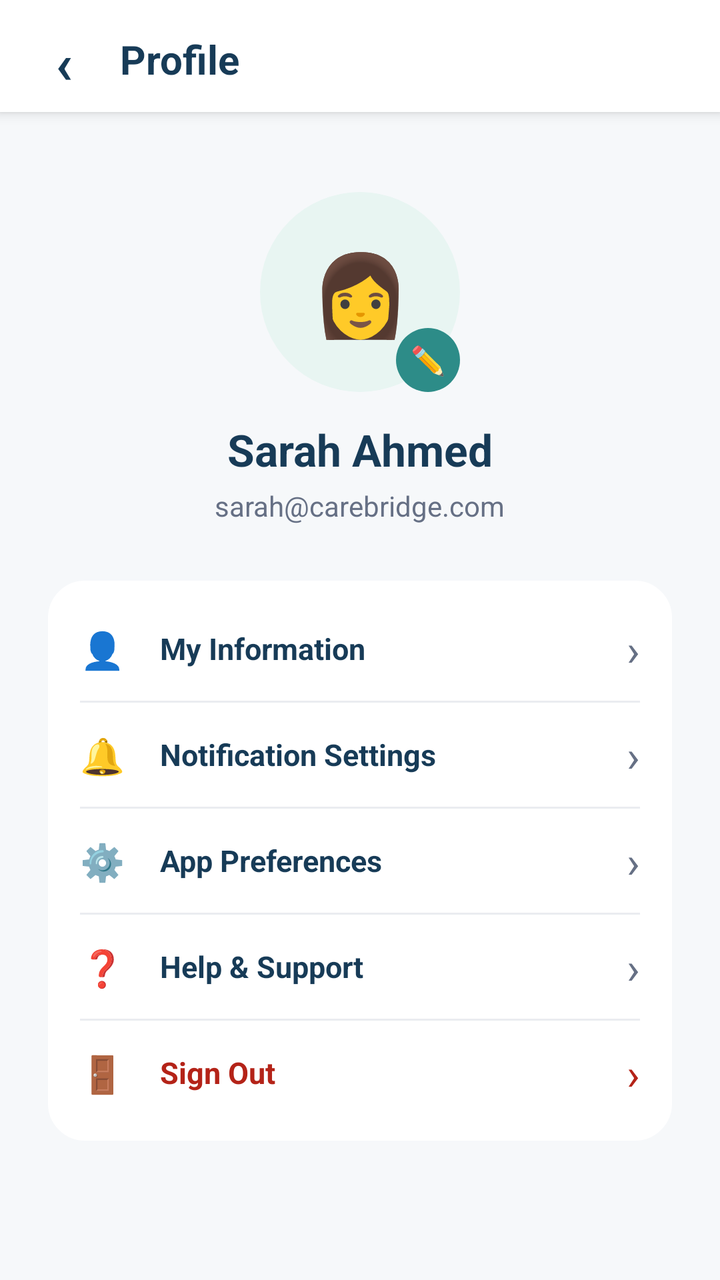
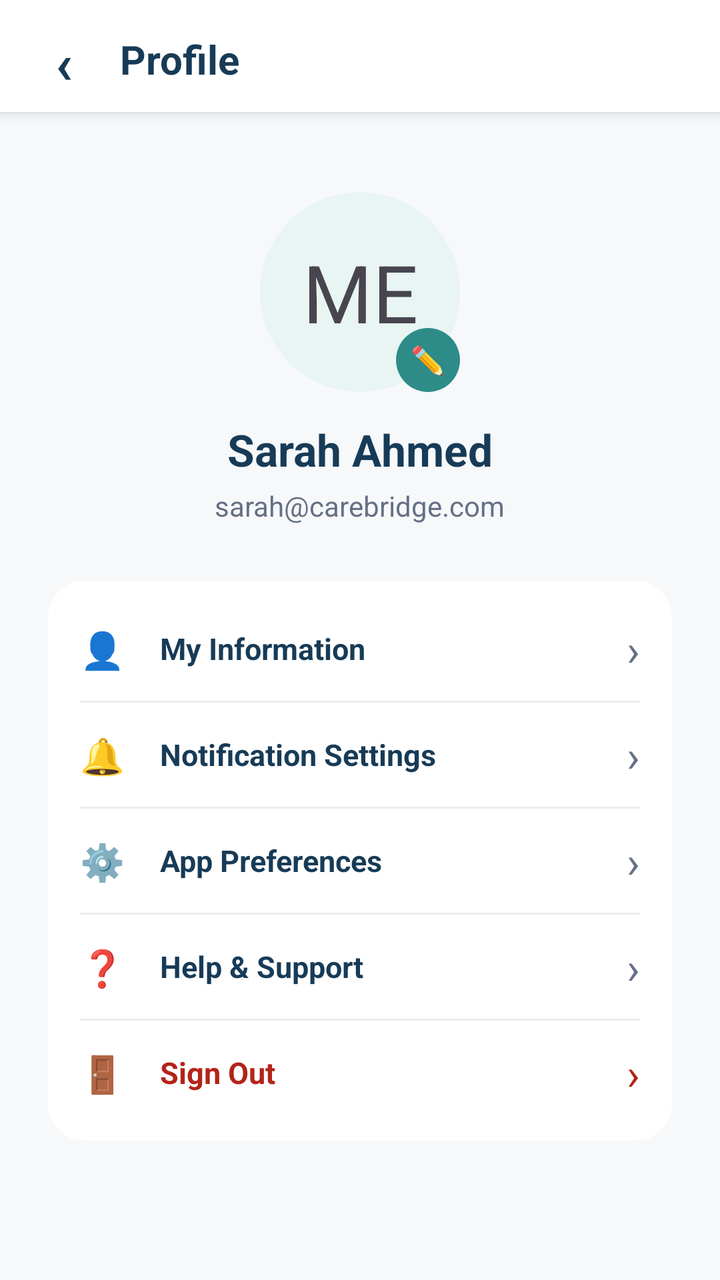

Before-and-after screenshots of an Android layout around one commit, followed by the original layout XML and the change that was made.
<!-- AndroidManifest.xml: application theme Theme.CareBridge -->
<!-- res/layout/activity_profile.xml -->
<?xml version="1.0" encoding="utf-8"?>
<LinearLayout xmlns:android="http://schemas.android.com/apk/res/android"
    android:layout_width="match_parent"
    android:layout_height="match_parent"
    android:background="#F6F8FA"
    android:orientation="vertical">

    
    <LinearLayout
        android:layout_width="match_parent"
        android:layout_height="56dp"
        android:background="#FFFFFF"
        android:elevation="4dp"
        android:gravity="center_vertical"
        android:orientation="horizontal"
        android:padding="16dp">

        <TextView
            android:id="@+id/backButton"
            android:layout_width="32dp"
            android:layout_height="32dp"
            android:clickable="true"
            android:focusable="true"
            android:gravity="center"
            android:text="‹"
            android:textColor="#173B57"
            android:textSize="28sp"
            android:textStyle="bold" />

        <TextView
            android:layout_width="0dp"
            android:layout_height="wrap_content"
            android:layout_marginStart="12dp"
            android:layout_weight="1"
            android:text="Profile"
            android:textColor="#173B57"
            android:textSize="20sp"
            android:textStyle="bold" />
    </LinearLayout>

    <ScrollView
        android:layout_width="match_parent"
        android:layout_height="0dp"
        android:layout_weight="1"
        android:fillViewport="true">

        <LinearLayout
            android:layout_width="match_parent"
            android:layout_height="wrap_content"
            android:gravity="center_horizontal"
            android:orientation="vertical"
            android:padding="24dp">

            
            <FrameLayout
                android:layout_width="100dp"
                android:layout_height="100dp"
                android:layout_marginTop="16dp">

                <TextView
                    android:id="@+id/profileAvatar"
                    android:layout_width="100dp"
                    android:layout_height="100dp"
                    android:background="@drawable/bg_icon_circle"
                    android:gravity="center"
                    android:text="👩"
                    android:textSize="40sp" />

                <TextView
                    android:layout_width="32dp"
                    android:layout_height="32dp"
                    android:layout_gravity="bottom|end"
                    android:background="@drawable/bg_icon_circle"
                    android:backgroundTint="#2D8C88"
                    android:gravity="center"
                    android:text="✏️"
                    android:textSize="14sp" />
            </FrameLayout>

            <TextView
                android:id="@+id/profileName"
                android:layout_width="wrap_content"
                android:layout_height="wrap_content"
                android:layout_marginTop="14dp"
                android:text="Sarah Ahmed"
                android:textColor="#173B57"
                android:textSize="22sp"
                android:textStyle="bold" />

            <TextView
                android:id="@+id/profileEmail"
                android:layout_width="wrap_content"
                android:layout_height="wrap_content"
                android:layout_marginTop="4dp"
                android:text="sarah@carebridge.com"
                android:textColor="#667085"
                android:textSize="14sp" />

            
            <Button
                android:id="@+id/editProfileButton"
                android:layout_width="0dp"
                android:layout_height="0dp"
                android:visibility="gone" />

            
            <LinearLayout
                android:layout_width="match_parent"
                android:layout_height="wrap_content"
                android:layout_marginTop="28dp"
                android:background="@drawable/bg_card"
                android:backgroundTint="#FFFFFF"
                android:orientation="vertical"
                android:paddingVertical="8dp">

                
                <LinearLayout
                    android:id="@+id/menuMyInfo"
                    android:layout_width="match_parent"
                    android:layout_height="52dp"
                    android:clickable="true"
                    android:focusable="true"
                    android:gravity="center_vertical"
                    android:orientation="horizontal"
                    android:paddingHorizontal="16dp">

                    <TextView
                        android:layout_width="24dp"
                        android:layout_height="24dp"
                        android:text="👤"
                        android:textSize="18sp" />

                    <TextView
                        android:layout_width="0dp"
                        android:layout_height="wrap_content"
                        android:layout_marginStart="16dp"
                        android:layout_weight="1"
                        android:text="My Information"
                        android:textColor="#173B57"
                        android:textSize="15sp"
                        android:textStyle="bold" />

                    <TextView
                        android:layout_width="wrap_content"
                        android:layout_height="wrap_content"
                        android:text="›"
                        android:textColor="#667085"
                        android:textSize="22sp" />
                </LinearLayout>

                <View android:layout_width="match_parent" android:layout_height="1dp" android:background="#EAECF0" android:layout_marginHorizontal="16dp"/>

                
                <LinearLayout
                    android:id="@+id/menuNotifications"
                    android:layout_width="match_parent"
                    android:layout_height="52dp"
                    android:clickable="true"
                    android:focusable="true"
                    android:gravity="center_vertical"
                    android:orientation="horizontal"
                    android:paddingHorizontal="16dp">

                    <TextView
                        android:layout_width="24dp"
                        android:layout_height="24dp"
                        android:text="🔔"
                        android:textSize="18sp" />

                    <TextView
                        android:layout_width="0dp"
                        android:layout_height="wrap_content"
                        android:layout_marginStart="16dp"
                        android:layout_weight="1"
                        android:text="Notification Settings"
                        android:textColor="#173B57"
                        android:textSize="15sp"
                        android:textStyle="bold" />

                    <TextView
                        android:layout_width="wrap_content"
                        android:layout_height="wrap_content"
                        android:text="›"
                        android:textColor="#667085"
                        android:textSize="22sp" />
                </LinearLayout>

                <View android:layout_width="match_parent" android:layout_height="1dp" android:background="#EAECF0" android:layout_marginHorizontal="16dp"/>

                
                <LinearLayout
                    android:id="@+id/menuPreferences"
                    android:layout_width="match_parent"
                    android:layout_height="52dp"
                    android:clickable="true"
                    android:focusable="true"
                    android:gravity="center_vertical"
                    android:orientation="horizontal"
                    android:paddingHorizontal="16dp">

                    <TextView
                        android:layout_width="24dp"
                        android:layout_height="24dp"
                        android:text="⚙️"
                        android:textSize="18sp" />

                    <TextView
                        android:layout_width="0dp"
                        android:layout_height="wrap_content"
                        android:layout_marginStart="16dp"
                        android:layout_weight="1"
                        android:text="App Preferences"
                        android:textColor="#173B57"
                        android:textSize="15sp"
                        android:textStyle="bold" />

                    <TextView
                        android:layout_width="wrap_content"
                        android:layout_height="wrap_content"
                        android:text="›"
                        android:textColor="#667085"
                        android:textSize="22sp" />
                </LinearLayout>

                <View android:layout_width="match_parent" android:layout_height="1dp" android:background="#EAECF0" android:layout_marginHorizontal="16dp"/>

                
                <LinearLayout
                    android:id="@+id/menuHelp"
                    android:layout_width="match_parent"
                    android:layout_height="52dp"
                    android:clickable="true"
                    android:focusable="true"
                    android:gravity="center_vertical"
                    android:orientation="horizontal"
                    android:paddingHorizontal="16dp">

                    <TextView
                        android:layout_width="24dp"
                        android:layout_height="24dp"
                        android:text="❓"
                        android:textSize="18sp" />

                    <TextView
                        android:layout_width="0dp"
                        android:layout_height="wrap_content"
                        android:layout_marginStart="16dp"
                        android:layout_weight="1"
                        android:text="Help &amp; Support"
                        android:textColor="#173B57"
                        android:textSize="15sp"
                        android:textStyle="bold" />

                    <TextView
                        android:layout_width="wrap_content"
                        android:layout_height="wrap_content"
                        android:text="›"
                        android:textColor="#667085"
                        android:textSize="22sp" />
                </LinearLayout>

                <View android:layout_width="match_parent" android:layout_height="1dp" android:background="#EAECF0" android:layout_marginHorizontal="16dp"/>

                
                <LinearLayout
                    android:id="@+id/logoutButton"
                    android:layout_width="match_parent"
                    android:layout_height="52dp"
                    android:clickable="true"
                    android:focusable="true"
                    android:gravity="center_vertical"
                    android:orientation="horizontal"
                    android:paddingHorizontal="16dp">

                    <TextView
                        android:layout_width="24dp"
                        android:layout_height="24dp"
                        android:text="🚪"
                        android:textSize="18sp" />

                    <TextView
                        android:layout_width="0dp"
                        android:layout_height="wrap_content"
                        android:layout_marginStart="16dp"
                        android:layout_weight="1"
                        android:text="Sign Out"
                        android:textColor="#B42318"
                        android:textSize="15sp"
                        android:textStyle="bold" />

                    <TextView
                        android:layout_width="wrap_content"
                        android:layout_height="wrap_content"
                        android:text="›"
                        android:textColor="#B42318"
                        android:textSize="22sp" />
                </LinearLayout>

            </LinearLayout>

        </LinearLayout>
    </ScrollView>

</LinearLayout>
<!-- resources referenced by this layout -->
<resources>
  <!-- drawable bg_card (drawable) -->
  <?xml version="1.0" encoding="utf-8"?>
  <shape xmlns:android="http://schemas.android.com/apk/res/android">
      <solid android:color="@color/white" />
      <corners android:radius="18dp" />
      <stroke
          android:width="1dp"
          android:color="@color/border" />
  </shape>
  <!-- drawable bg_icon_circle (drawable) -->
  <?xml version="1.0" encoding="utf-8"?>
  <shape xmlns:android="http://schemas.android.com/apk/res/android"
      android:shape="oval">
      <solid android:color="@color/mint" />
  </shape>
  <style name="Theme.CareBridge" parent="Base.Theme.CareBridge" />
  <color name="white">#FFFFFF</color>
  <color name="border">#DCE5EA</color>
  <color name="mint">#E8F5F2</color>
  <style name="Base.Theme.CareBridge" parent="Theme.Material3.DayNight.NoActionBar">
          
          
      </style>
</resources>

<!-- the commit's change to res/layout/activity_profile.xml (unified diff, before → after) -->
@@ -3,7 +3,8 @@
     android:layout_width="match_parent"
     android:layout_height="match_parent"
     android:background="#F6F8FA"
-    android:orientation="vertical">
+    android:orientation="vertical"
+    android:fitsSystemWindows="true">
 
     
     <LinearLayout
@@ -53,9 +54,21 @@
 
             
             <FrameLayout
+                android:id="@+id/avatarContainer"
                 android:layout_width="100dp"
                 android:layout_height="100dp"
-                android:layout_marginTop="16dp">
+                android:layout_marginTop="16dp"
+                android:clickable="true"
+                android:focusable="true">
+
+                <ImageView
+                    android:id="@+id/profileImage"
+                    android:layout_width="100dp"
+                    android:layout_height="100dp"
+                    android:background="@drawable/bg_icon_circle"
+                    android:scaleType="centerCrop"
+                    android:clipToOutline="true"
+                    android:visibility="gone" />
 
                 <TextView
                     android:id="@+id/profileAvatar"
@@ -63,7 +76,7 @@
                     android:layout_height="100dp"
                     android:background="@drawable/bg_icon_circle"
                     android:gravity="center"
-                    android:text="👩"
+                    android:text="ME"
                     android:textSize="40sp" />
 
                 <TextView
